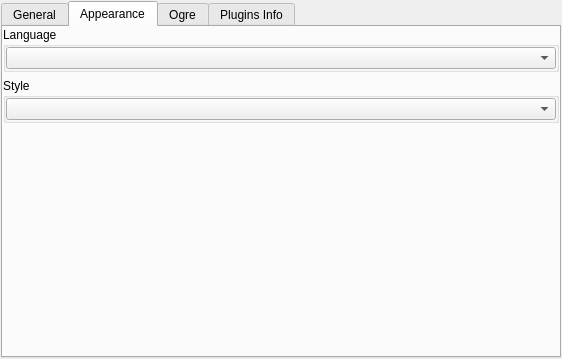
Before: the Qt Designer form qtOgitor/ogitorpreferencestab.ui in OGRECave/ogitor, drawn with Qt 5.
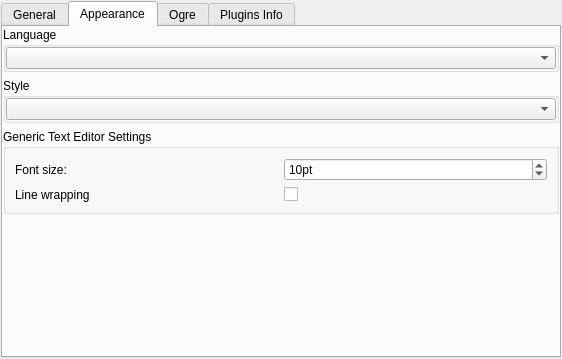
After: the same form once the commit is applied. The open tabs and pages were chosen to show the change.

Commit message: - some cleanup with the preferences system (e.g. consistent naming, Ogitor version back in registry node name, ...) - moved font size and line wrapping setting from material editor to the general Ogitor settings

The edit to the form file:
```diff
--- a/qtOgitor/ogitorpreferencestab.ui
+++ b/qtOgitor/ogitorpreferencestab.ui
@@ -86,6 +86,24 @@
        <property name="margin">
         <number>0</number>
        </property>
+       <item row="1" column="0">
+        <widget class="QGroupBox" name="styleGroupBox">
+         <property name="title">
+          <string>Style</string>
+         </property>
+         <property name="checkable">
+          <bool>false</bool>
+         </property>
+         <layout class="QGridLayout" name="gridLayout_2">
+          <property name="margin">
+           <number>0</number>
+          </property>
+          <item row="0" column="0">
+           <widget class="QComboBox" name="styleSheetList"/>
+          </item>
+         </layout>
+        </widget>
+       </item>
        <item row="0" column="0">
         <layout class="QHBoxLayout" name="horizontalLayout">
          <item>
@@ -112,7 +130,7 @@
          </item>
         </layout>
        </item>
-       <item row="2" column="0">
+       <item row="3" column="0">
         <spacer name="verticalSpacer">
          <property name="orientation">
           <enum>Qt::Vertical</enum>
@@ -125,20 +143,55 @@
          </property>
         </spacer>
        </item>
-       <item row="1" column="0">
-        <widget class="QGroupBox" name="groupBox">
+       <item row="2" column="0">
+        <widget class="QGroupBox" name="fontsGroupBox">
          <property name="title">
-          <string>Style</string>
+          <string>Generic Text Editor Settings</string>
          </property>
-         <property name="checkable">
-          <bool>false</bool>
+         <property name="alignment">
+          <set>Qt::AlignLeading|Qt::AlignLeft|Qt::AlignTop</set>
          </property>
-         <layout class="QGridLayout" name="gridLayout_2">
-          <property name="margin">
-           <number>0</number>
-          </property>
-          <item row="0" column="0">
-           <widget class="QComboBox" name="styleSheetList"/>
+         <layout class="QVBoxLayout" name="verticalLayout_3">
+          <item>
+           <layout class="QGridLayout" name="gridLayout_8">
+            <item row="1" column="1">
+             <widget class="QSpinBox" name="fontSizeSpinBox">
+              <property name="suffix">
+               <string>pt</string>
+              </property>
+              <property name="prefix">
+               <string/>
+              </property>
+              <property name="maximum">
+               <number>99</number>
+              </property>
+              <property name="value">
+               <number>10</number>
+              </property>
+             </widget>
+            </item>
+            <item row="1" column="0">
+             <widget class="QLabel" name="fontSizeLabel">
+              <property name="text">
+               <string>Font size:</string>
+              </property>
+             </widget>
+            </item>
+            <item row="2" column="0">
+             <widget class="QLabel" name="lineBreakLabel">
+              <property name="text">
+               <string>Line wrapping</string>
+              </property>
+             </widget>
+            </item>
+            <item row="2" column="1">
+             <widget class="QCheckBox" name="lineBreakCheckBox">
+              <property name="text">
+               <string/>
+              </property>
+             </widget>
+            </item>
+           </layout>
           </item>
          </layout>
         </widget>
```
The commit also changes 10 other files.
